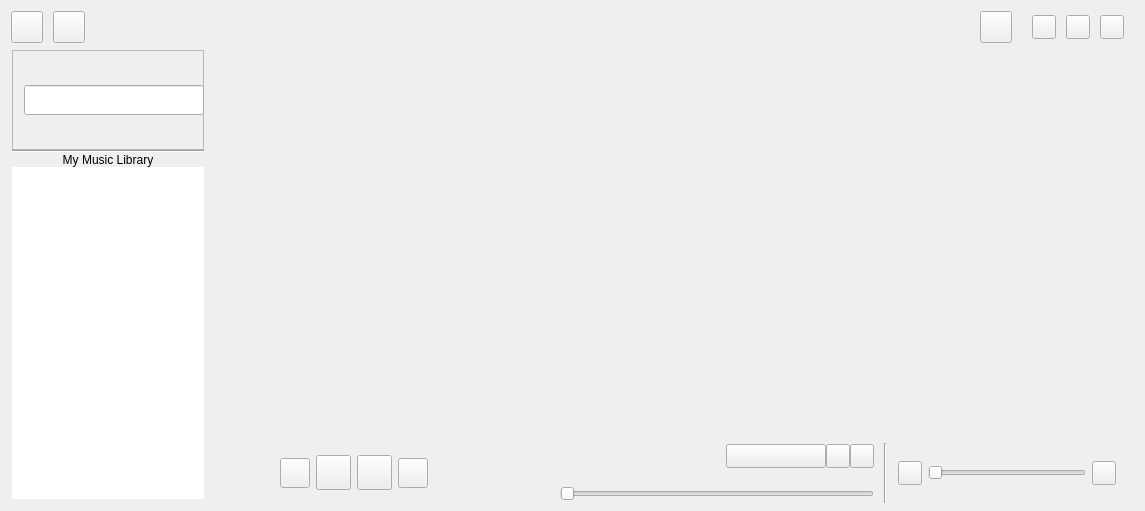
The window that src/xamp/xamp.ui (billlin0904/xamp2) describes before a commit, drawn with Qt 5.
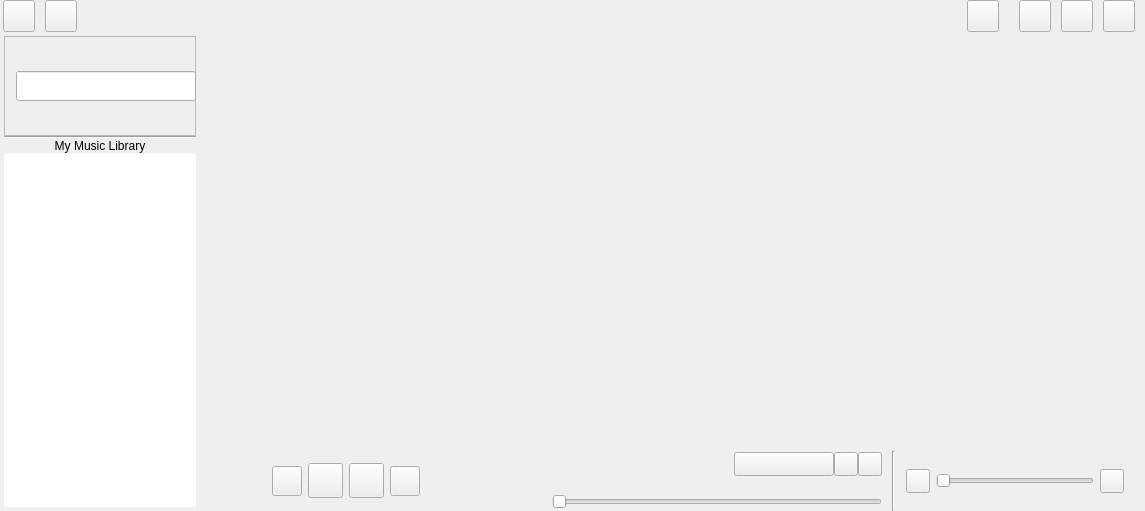
The same window after the commit. Custom widgets are drawn as their Qt base class.

```diff
--- a/src/xamp/xamp.ui
+++ b/src/xamp/xamp.ui
@@ -18,16 +18,16 @@
   </property>
   <layout class="QGridLayout" name="gridLayout_2">
    <property name="leftMargin">
-    <number>8</number>
+    <number>0</number>
    </property>
    <property name="topMargin">
-    <number>8</number>
+    <number>0</number>
    </property>
    <property name="rightMargin">
-    <number>8</number>
+    <number>0</number>
    </property>
    <property name="bottomMargin">
-    <number>8</number>
+    <number>0</number>
    </property>
    <property name="spacing">
     <number>0</number>
@@ -676,17 +676,33 @@
        <number>0</number>
       </property>
       <property name="leftMargin">
-       <number>3</number>
+       <number>0</number>
       </property>
       <property name="topMargin">
-       <number>3</number>
+       <number>0</number>
       </property>
       <property name="rightMargin">
-       <number>3</number>
+       <number>0</number>
       </property>
       <property name="bottomMargin">
-       <number>3</number>
+       <number>0</number>
       </property>
+      <item>
+       <spacer name="horizontalSpacer_8">
+        <property name="orientation">
+         <enum>Qt::Horizontal</enum>
+        </property>
+        <property name="sizeType">
+         <enum>QSizePolicy::Fixed</enum>
+        </property>
+        <property name="sizeHint" stdset="0">
+         <size>
+          <width>3</width>
+          <height>20</height>
+         </size>
+        </property>
+       </spacer>
+      </item>
       <item>
        <widget class="QToolButton" name="logoButton">
         <property name="minimumSize">
@@ -812,14 +828,14 @@
        <widget class="QToolButton" name="minWinButton">
         <property name="minimumSize">
          <size>
-          <width>24</width>
-          <height>24</height>
+          <width>32</width>
+          <height>32</height>
          </size>
         </property>
         <property name="maximumSize">
          <size>
-          <width>24</width>
-          <height>24</height>
+          <width>32</width>
+          <height>32</height>
          </size>
         </property>
         <property name="focusPolicy">
@@ -853,14 +869,14 @@
        <widget class="QToolButton" name="maxWinButton">
         <property name="minimumSize">
          <size>
-          <width>24</width>
-          <height>24</height>
+          <width>32</width>
+          <height>32</height>
          </size>
         </property>
         <property name="maximumSize">
          <size>
-          <width>24</width>
-          <height>24</height>
+          <width>32</width>
+          <height>32</height>
          </size>
         </property>
         <property name="focusPolicy">
@@ -891,14 +907,14 @@
        <widget class="QToolButton" name="closeButton">
         <property name="minimumSize">
          <size>
-          <width>24</width>
-          <height>24</height>
+          <width>32</width>
+          <height>32</height>
          </size>
         </property>
         <property name="maximumSize">
          <size>
-          <width>24</width>
-          <height>24</height>
+          <width>32</width>
+          <height>32</height>
          </size>
         </property>
         <property name="focusPolicy">
```
Left out of the diff: 7 changed lines with no effect on the pictures.
